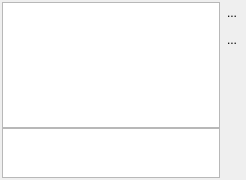
Qt form src/plugins/editor/suggestionswindow.ui (victor-yacovlev/kumir2) before a commit.
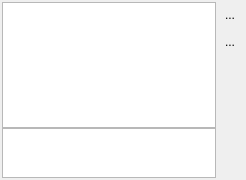
The same form after that commit. Icons and pictures are not drawn.

Commit message: GUI: Autocomplete proper window/focus implementation

The edit to the form file:
```diff
--- a/src/plugins/editor/suggestionswindow.ui
+++ b/src/plugins/editor/suggestionswindow.ui
@@ -63,7 +63,7 @@
     <widget class="QWidget" name="widget" native="true">
      <layout class="QVBoxLayout" name="verticalLayout">
       <property name="margin">
-       <number>0</number>
+       <number>2</number>
       </property>
       <item>
        <widget class="QToolButton" name="btnClose">
```
Left out of the diff: 3 changed lines with no effect on the pictures. The commit also changes 6 other files.
